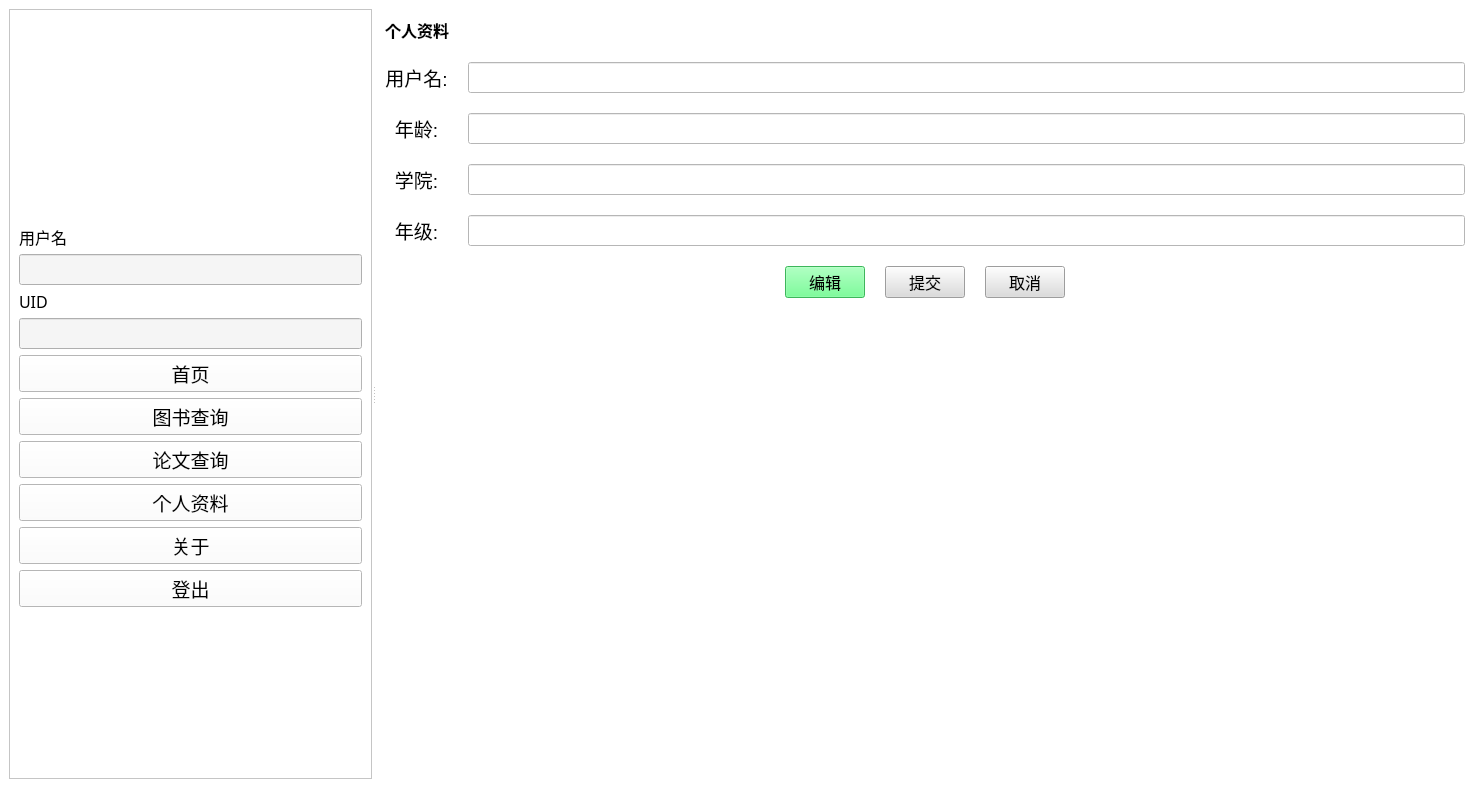
This is client/frontend/mainWin.ui in sophiefy/WHU-MMS as Qt 5 draws it before an edit. The edited form follows.
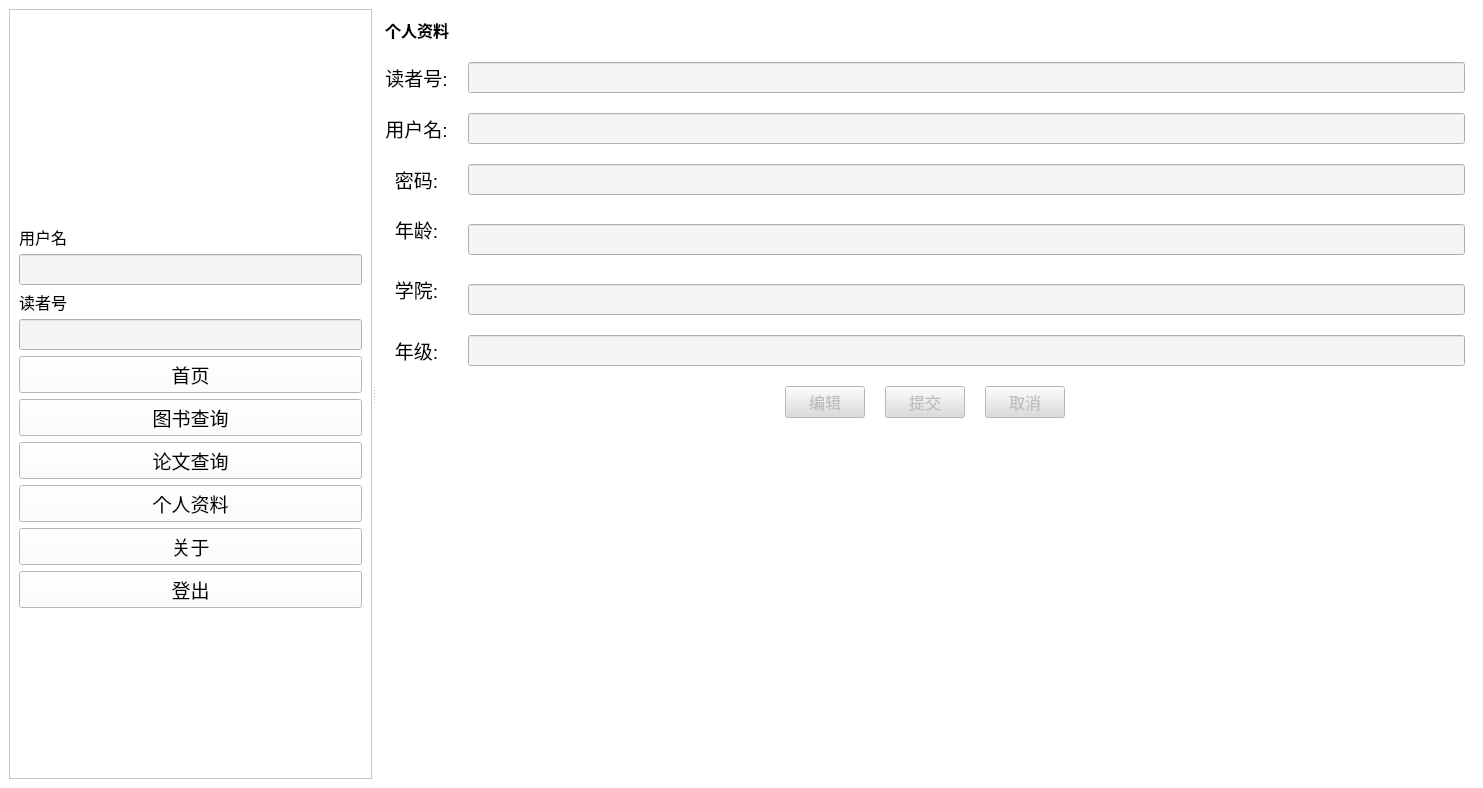
This is the edited form. The open tabs and pages were chosen to show the change. Icons and pictures are not drawn.

The edit to the form file:
```diff
--- a/client/frontend/mainWin.ui
+++ b/client/frontend/mainWin.ui
@@ -206,7 +206,7 @@
              </font>
             </property>
             <property name="text">
-             <string>UID</string>
+             <string>读者号</string>
             </property>
            </widget>
           </item>
@@ -1262,8 +1262,11 @@
          </item>
          <item>
           <layout class="QGridLayout" name="gridLayout_2">
-           <item row="3" column="0" colspan="2">
-            <widget class="QLabel" name="label_8">
+           <property name="spacing">
+            <number>20</number>
+           </property>
+           <item row="0" column="0">
+            <widget class="QLabel" name="label_10">
              <property name="maximumSize">
               <size>
                <width>16777215</width>
@@ -1277,36 +1280,30 @@
               </font>
              </property>
              <property name="text">
-              <string>年级:</string>
+              <string>读者号:</string>
              </property>
              <property name="alignment">
               <set>Qt::AlignCenter</set>
              </property>
             </widget>
            </item>
-           <item row="1" column="0" colspan="2">
-            <widget class="QLabel" name="label_6">
-             <property name="maximumSize">
-              <size>
-               <width>16777215</width>
-               <height>30</height>
-              </size>
-             </property>
+           <item row="0" column="1">
+            <widget class="QLineEdit" name="userNumEdit">
              <property name="font">
               <font>
-               <family>Microsoft YaHei UI</family>
-               <pointsize>14</pointsize>
+               <family>微软雅黑</family>
+               <pointsize>12</pointsize>
               </font>
              </property>
-             <property name="text">
-              <string>年龄:</string>
+             <property name="styleSheet">
+              <string notr="true">background-color: rgb(245, 245, 245);</string>
              </property>
-             <property name="alignment">
-              <set>Qt::AlignCenter</set>
+             <property name="readOnly">
+              <bool>true</bool>
              </property>
             </widget>
            </item>
-           <item row="0" column="0" colspan="2">
+           <item row="1" column="0">
             <widget class="QLabel" name="label_5">
              <property name="maximumSize">
               <size>
@@ -1328,7 +1325,99 @@
              </property>
             </widget>
            </item>
-           <item row="2" column="0" colspan="2">
+           <item row="1" column="1">
+            <widget class="QLineEdit" name="userNameEdit">
+             <property name="font">
+              <font>
+               <family>微软雅黑</family>
+               <pointsize>12</pointsize>
+              </font>
+             </property>
+             <property name="styleSheet">
+              <string notr="true">background-color: rgb(245, 245, 245);</string>
+             </property>
+             <property name="readOnly">
+              <bool>true</bool>
+             </property>
+            </widget>
+           </item>
+           <item row="2" column="0">
+            <widget class="QLabel" name="label_11">
+             <property name="maximumSize">
+              <size>
+               <width>16777215</width>
+               <height>30</height>
+              </size>
+             </property>
+             <property name="font">
+              <font>
+               <family>Microsoft YaHei UI</family>
+               <pointsize>14</pointsize>
+              </font>
+             </property>
+             <property name="text">
+              <string>密码:</string>
+             </property>
+             <property name="alignment">
+              <set>Qt::AlignCenter</set>
+             </property>
+            </widget>
+           </item>
+           <item row="2" column="1">
+            <widget class="QLineEdit" name="userPasswordEdit">
+             <property name="font">
+              <font>
+               <family>微软雅黑</family>
+               <pointsize>12</pointsize>
+              </font>
+             </property>
+             <property name="styleSheet">
+              <string notr="true">background-color: rgb(245, 245, 245);</string>
+             </property>
+             <property name="readOnly">
+              <bool>true</bool>
+             </property>
+            </widget>
+           </item>
+           <item row="3" column="0">
+            <widget class="QLabel" name="label_6">
+             <property name="maximumSize">
+              <size>
+               <width>16777215</width>
+               <height>30</height>
+              </size>
+             </property>
+             <property name="font">
+              <font>
+               <family>Microsoft YaHei UI</family>
+               <pointsize>14</pointsize>
+              </font>
+             </property>
+             <property name="text">
+              <string>年龄:</string>
+             </property>
+             <property name="alignment">
+              <set>Qt::AlignCenter</set>
+             </property>
+            </widget>
+           </item>
+           <item row="3" column="1" rowspan="2">
+            <widget class="QLineEdit" name="ageEdit">
+             <property name="font">
+              <font>
+               <family>微软雅黑</family>
+               <pointsize>12</pointsize>
+              </font>
+             </property>
+             <property name="styleSheet">
+              <string notr="true">background-color: rgb(245, 245, 245);</string>
+             </property>
+             <property name="readOnly">
+              <bool>true</bool>
+             </property>
+            </widget>
+           </item>
+           <item row="4" column="0" rowspan="2">
             <widget class="QLabel" name="label_7">
              <property name="maximumSize">
               <size>
@@ -1350,17 +1439,7 @@
              </property>
             </widget>
            </item>
-           <item row="3" column="3">
-            <widget class="QLineEdit" name="gradeEdit">
-             <property name="font">
-              <font>
-               <family>微软雅黑</family>
-               <pointsize>12</pointsize>
-              </font>
-             </property>
-            </widget>
-           </item>
-           <item row="2" column="3">
+           <item row="5" column="1">
             <widget class="QLineEdit" name="dptEdit">
              <property name="font">
               <font>
@@ -1368,26 +1447,50 @@
                <pointsize>12</pointsize>
               </font>
              </property>
+             <property name="styleSheet">
+              <string notr="true">background-color: rgb(245, 245, 245);</string>
+             </property>
+             <property name="readOnly">
+              <bool>true</bool>
+             </property>
             </widget>
            </item>
-           <item row="1" column="3">
-            <widget class="QLineEdit" name="ageEdit">
+           <item row="6" column="0">
+            <widget class="QLabel" name="label_8">
+             <property name="maximumSize">
+              <size>
+               <width>16777215</width>
+               <height>30</height>
+              </size>
+             </property>
              <property name="font">
               <font>
-               <family>微软雅黑</family>
-               <pointsize>12</pointsize>
+               <family>Microsoft YaHei UI</family>
+               <pointsize>14</pointsize>
               </font>
              </property>
+             <property name="text">
+              <string>年级:</string>
+             </property>
+             <property name="alignment">
+              <set>Qt::AlignCenter</set>
+             </property>
             </widget>
            </item>
-           <item row="0" column="3">
-            <widget class="QLineEdit" name="userNameEdit">
+           <item row="6" column="1">
+            <widget class="QLineEdit" name="gradeEdit">
              <property name="font">
               <font>
                <family>微软雅黑</family>
                <pointsize>12</pointsize>
               </font>
              </property>
+             <property name="styleSheet">
+              <string notr="true">background-color: rgb(245, 245, 245);</string>
+             </property>
+             <property name="readOnly">
+              <bool>true</bool>
+             </property>
             </widget>
            </item>
           </layout>
@@ -1412,6 +1515,9 @@
            </item>
            <item>
             <widget class="QPushButton" name="profileEditBtn">
+             <property name="enabled">
+              <bool>false</bool>
+             </property>
              <property name="font">
               <font>
                <family>微软雅黑</family>
@@ -1419,7 +1525,7 @@
               </font>
              </property>
              <property name="styleSheet">
-              <string notr="true">background-color: rgb(85, 255, 127);</string>
+              <string notr="true">background-color: rgb(220, 220, 220);</string>
              </property>
              <property name="text">
               <string>编辑</string>
@@ -1428,6 +1534,9 @@
            </item>
            <item>
             <widget class="QPushButton" name="profileCommitBtn">
+             <property name="enabled">
+              <bool>false</bool>
+             </property>
              <property name="font">
               <font>
                <family>微软雅黑</family>
@@ -1444,6 +1553,9 @@
            </item>
            <item>
             <widget class="QPushButton" name="profileCancelBtn">
+             <property name="enabled">
+              <bool>false</bool>
+             </property>
              <property name="font">
               <font>
                <family>微软雅黑</family>
@@ -1481,7 +1593,7 @@
            <property name="sizeHint" stdset="0">
             <size>
              <width>20</width>
-             <height>472</height>
+             <height>307</height>
             </size>
            </property>
           </spacer>
```
Left out of the diff: 66 changed lines with no effect on the pictures.
